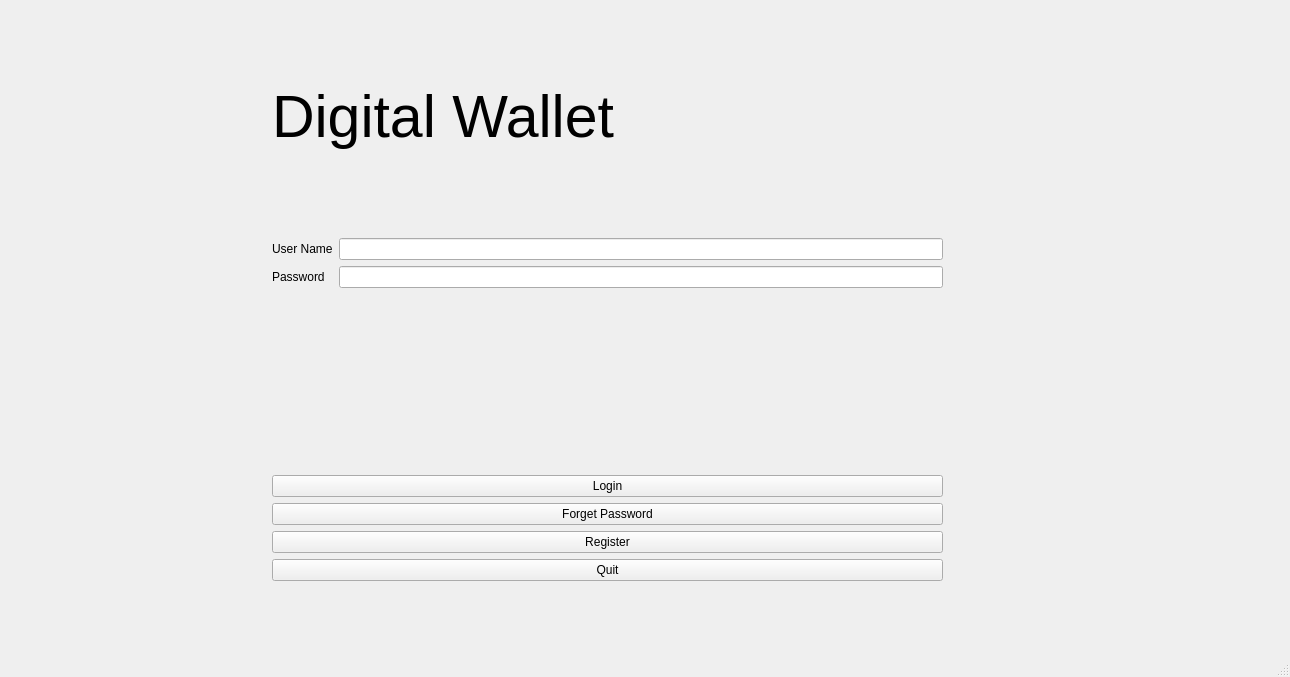
The window that Ds_project/mainwindow.ui (mohamed-khalid-gamal/Ds_Project) describes before a commit, drawn with Qt 5.
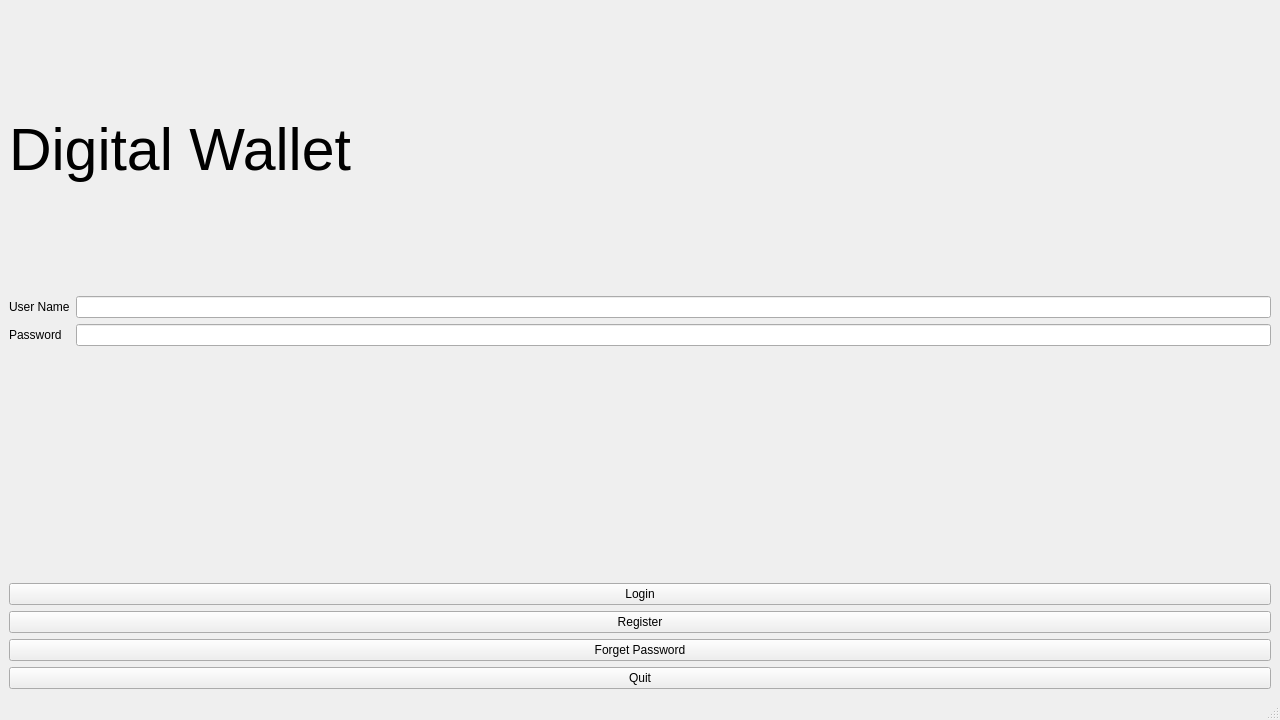
The same window after the commit.

What changed in the file:
```diff
--- a/Ds_project/mainwindow.ui
+++ b/Ds_project/mainwindow.ui
@@ -6,24 +6,21 @@
    <rect>
     <x>0</x>
     <y>0</y>
-    <width>1290</width>
-    <height>677</height>
+    <width>1280</width>
+    <height>720</height>
    </rect>
   </property>
   <property name="windowTitle">
    <string>MainWindow</string>
   </property>
   <widget class="QWidget" name="centralwidget">
-   <widget class="QWidget" name="">
-    <property name="geometry">
-     <rect>
-      <x>272</x>
-      <y>0</y>
-      <width>671</width>
-      <height>581</height>
-     </rect>
-    </property>
-    <layout class="QVBoxLayout" name="verticalLayout">
+   <property name="sizePolicy">
+    <sizepolicy hsizetype="Minimum" vsizetype="Minimum">
+     <horstretch>0</horstretch>
+     <verstretch>0</verstretch>
+    </sizepolicy>
+   </property>
+   <layout class="QVBoxLayout" name="verticalLayout_2">
      <item>
       <widget class="QLabel" name="label">
        <property name="font">
@@ -64,19 +61,14 @@
       </layout>
      </item>
      <item>
+     <layout class="QVBoxLayout" name="verticalLayout">
+      <item>
       <widget class="QPushButton" name="pushButton">
        <property name="text">
         <string>Login</string>
        </property>
       </widget>
      </item>
-     <item>
-      <widget class="QPushButton" name="pushButton_3">
-       <property name="text">
-        <string>Forget Password</string>
-       </property>
-      </widget>
-     </item>
      <item>
       <widget class="QPushButton" name="pushButton_2">
        <property name="text">
@@ -84,6 +76,13 @@
        </property>
       </widget>
      </item>
+      <item>
+       <widget class="QPushButton" name="pushButton_3">
+        <property name="text">
+         <string>Forget Password</string>
+        </property>
+       </widget>
+      </item>
      <item>
       <widget class="QPushButton" name="pushButton_4">
        <property name="text">
@@ -92,7 +91,8 @@
       </widget>
      </item>
     </layout>
-   </widget>
+    </item>
+   </layout>
   </widget>
   <widget class="QMenuBar" name="menubar">
    <property name="geometry">
```
Left out of the diff: 4 changed lines with no effect on the pictures. Lines whose indentation alone changed are shown as unchanged.
